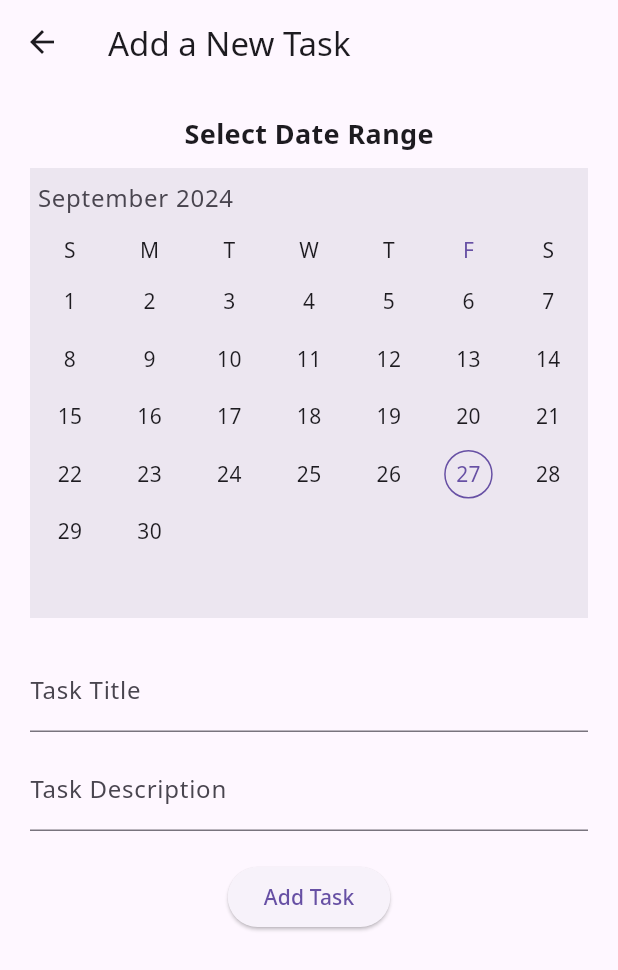
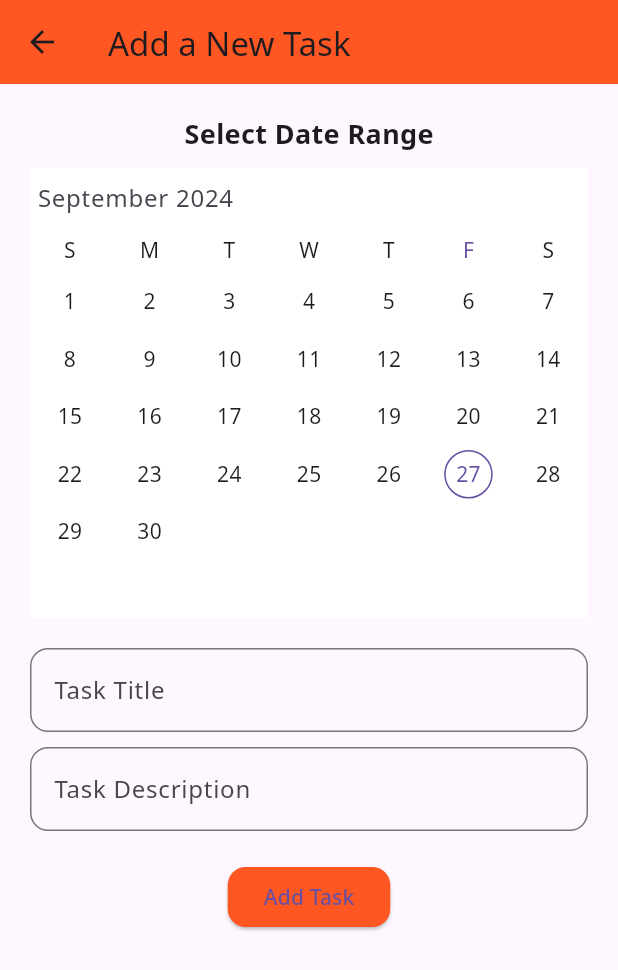
Before and after one commit to dakshgopani/code_copters, a Flutter app: the TaskManagementScreen screen opened directly with empty values, after a tap on the "add" icon, on a phone screen of 412 x 824 dp. Shown: the top 970 px of the screen. Run offline on Flutter 3.47's test engine with Material 3 defaults, Android fonts, the phone set to English and light mode, and no system bars; drawn by our look-alikes of syncfusion_flutter_datepicker; our stand-ins replace google_fonts.

Commit message:
final change of task

```diff
--- a/lib/task_management.dart
+++ b/lib/task_management.dart
@@ -1,5 +1,6 @@
 import 'package:flutter/material.dart';
 import 'package:syncfusion_flutter_datepicker/datepicker.dart';
+import 'package:google_fonts/google_fonts.dart'; // Import Google Fonts package
 import 'task_storage.dart'; // Import the task storage class
 import 'translation_service.dart'; // Import your translation service
 
@@ -84,12 +85,16 @@ class _TaskManagementScreenState extends State<TaskManagementScreen> {
   Widget build(BuildContext context) {
     return Scaffold(
       appBar: AppBar(
-        title: Text(_translatedTitle ?? 'Task Manager'),
+        title: Text(
+          _translatedTitle ?? 'Task Manager',
+          style: GoogleFonts.roboto(fontWeight: FontWeight.bold),
+        ),
+        backgroundColor:
+            Colors.deepOrangeAccent, // Orange theme color for the AppBar
       ),
       body: Padding(
-        padding: const EdgeInsets.all(0.0), // Make full screen
+        padding: const EdgeInsets.all(0.0), // Full-screen padding
         child: SingleChildScrollView(
-          // Add this to enable scrolling when keyboard opens
           child: Column(
             children: [
               Padding(
@@ -100,16 +105,24 @@ class _TaskManagementScreenState extends State<TaskManagementScreen> {
                       _searchQuery = query;
                     });
                   },
-                  decoration: const InputDecoration(
+                  decoration: InputDecoration(
                     labelText: 'Search Tasks',
-                    border: OutlineInputBorder(),
+                    labelStyle: GoogleFonts.roboto(color: Colors.grey),
+                    border: OutlineInputBorder(
+                      borderRadius: BorderRadius.circular(12.0),
+                    ),
+                    prefixIcon: Icon(Icons.search,
+                        color: Colors.deepOrange), // Orange icon
                   ),
                 ),
               ),
               _taskStorage.tasks.isEmpty
                   ? Center(
-                      child: Text(_translatedNoTasks ??
-                          'No tasks available. Add a task!'),
+                      child: Text(
+                        _translatedNoTasks ?? 'No tasks available. Add a task!',
+                        style: GoogleFonts.roboto(
+                            fontSize: 18, color: Colors.grey),
+                      ),
                     )
                   : ListView.builder(
                       itemCount: _taskStorage.tasks
@@ -117,10 +130,8 @@ class _TaskManagementScreenState extends State<TaskManagementScreen> {
                               .toLowerCase()
                               .contains(_searchQuery.toLowerCase()))
                           .length,
-                      shrinkWrap:
-                          true, // Ensure the ListView takes only the required space
-                      physics:
-                          NeverScrollableScrollPhysics(), // Disable scrolling for ListView
+                      shrinkWrap: true,
+                      physics: const NeverScrollableScrollPhysics(),
                       itemBuilder: (context, index) {
                         final filteredTasks = _taskStorage.tasks
                             .where((task) => task.name
@@ -149,17 +160,16 @@ class _TaskManagementScreenState extends State<TaskManagementScreen> {
       ),
       floatingActionButton: FloatingActionButton(
         onPressed: _showAddTaskModal,
-        tooltip: 'Add Task',
-        child: const Icon(Icons.add), // "+" icon
+        backgroundColor: Colors.deepOrange, // Orange theme color for FAB
+        child: const Icon(Icons.add, color: Colors.white),
       ),
     );
   }
 }
 
-// New screen for adding or editing a task
 class AddTaskScreen extends StatelessWidget {
   final Function(Task) onAddTask;
-  final Task? existingTask; // Optional existing task for editing
+  final Task? existingTask;
 
   const AddTaskScreen({super.key, required this.onAddTask, this.existingTask});
 
@@ -169,19 +179,17 @@ class AddTaskScreen extends StatelessWidget {
         TextEditingController(text: existingTask?.name);
     final TextEditingController descriptionController =
         TextEditingController(text: existingTask?.description);
-    DateTime? startDate =
-        existingTask?.startDate; // Use existing start date if editing
-    DateTime? endDate =
-        existingTask?.endDate; // Use existing end date if editing
+    DateTime? startDate = existingTask?.startDate;
+    DateTime? endDate = existingTask?.endDate;
 
     return Scaffold(
       appBar: AppBar(
         title: Text(existingTask == null ? 'Add a New Task' : 'Edit Task'),
+        backgroundColor: Colors.deepOrange, // Orange theme color for AppBar
       ),
       body: Padding(
         padding: const EdgeInsets.all(20.0),
         child: SingleChildScrollView(
-          // Add this to enable scrolling when keyboard opens
           child: Column(
             mainAxisSize: MainAxisSize.min,
             children: [
@@ -202,24 +210,37 @@ class AddTaskScreen extends StatelessWidget {
                   }
                 },
                 selectionMode: DateRangePickerSelectionMode.range,
+                backgroundColor: Colors.white, // Set consistent color
               ),
               const SizedBox(height: 20),
               TextField(
                 controller: titleController,
-                decoration: const InputDecoration(
+                decoration: InputDecoration(
                   labelText: 'Task Title',
+                  border: OutlineInputBorder(
+                    borderRadius: BorderRadius.circular(12),
+                  ),
                 ),
               ),
               const SizedBox(height: 10),
               TextField(
                 controller: descriptionController,
-                decoration: const InputDecoration(
+                decoration: InputDecoration(
                   labelText: 'Task Description',
+                  border: OutlineInputBorder(
+                    borderRadius: BorderRadius.circular(12),
+                  ),
                 ),
               ),
               const SizedBox(height: 20),
               ElevatedButton(
                 child: Text(existingTask == null ? 'Add Task' : 'Update Task'),
+                style: ElevatedButton.styleFrom(
+                  backgroundColor: Colors.deepOrange, // Custom color for button
+                  shape: RoundedRectangleBorder(
+                    borderRadius: BorderRadius.circular(12),
+                  ),
+                ),
                 onPressed: () {
                   String taskName = titleController.text;
                   String taskDescription = descriptionController.text;
@@ -244,7 +265,6 @@ class AddTaskScreen extends StatelessWidget {
   }
 }
 
-// Custom Task Card Widget
 class TaskCard extends StatelessWidget {
   final Task task;
   final int remainingDays;
@@ -264,20 +284,25 @@ class TaskCard extends StatelessWidget {
   @override
   Widget build(BuildContext context) {
     return Card(
-      elevation: 4,
+      elevation: 3,
       shape: RoundedRectangleBorder(
-        borderRadius: BorderRadius.circular(10),
+        borderRadius: BorderRadius.circular(15),
       ),
-      margin: const EdgeInsets.symmetric(vertical: 8),
+      margin: const EdgeInsets.symmetric(vertical: 8, horizontal: 16),
       child: Padding(
         padding: const EdgeInsets.all(16.0),
-        child: Row(
+        child: Column(
+          crossAxisAlignment: CrossAxisAlignment.start,
+          children: [
+            Row(
+              crossAxisAlignment: CrossAxisAlignment.start,
               children: [
                 Checkbox(
                   value: task.isCompleted,
                   onChanged: (value) {
-                onToggleCompletion(); // Toggle completion state
+                    onToggleCompletion();
                   },
+                  activeColor: Colors.deepOrange, // Orange checkbox color
                 ),
                 Expanded(
                   child: Column(
@@ -285,22 +310,21 @@ class TaskCard extends StatelessWidget {
                     children: [
                       Text(
                         task.name,
-                    style: TextStyle(
+                        style: GoogleFonts.roboto(
                           fontSize: 18,
                           fontWeight: FontWeight.bold,
-                      decoration:
-                          task.isCompleted ? TextDecoration.lineThrough : null,
+                          decoration: task.isCompleted
+                              ? TextDecoration.lineThrough
+                              : null,
                         ),
                       ),
-                  const SizedBox(height: 5),
+                      const SizedBox(height: 4),
                       Text(
                         task.description,
-                    style: const TextStyle(fontSize: 16),
+                        style: GoogleFonts.roboto(
+                          fontSize: 14,
+                          color: Colors.grey,
                         ),
-                  const SizedBox(height: 10),
-                  Text(
-                    'Remaining Days: $remainingDays',
-                    style: const TextStyle(color: Colors.grey),
                       ),
                     ],
                   ),
@@ -308,9 +332,9 @@ class TaskCard extends StatelessWidget {
                 PopupMenuButton<int>(
                   onSelected: (value) {
                     if (value == 0) {
-                  onEdit(); // Edit task
+                      onEdit();
                     } else if (value == 1) {
-                  onDelete(); // Delete task
+                      onDelete();
                     }
                   },
                   itemBuilder: (context) => [
@@ -323,11 +347,61 @@ class TaskCard extends StatelessWidget {
                       child: Text('Delete Task'),
                     ),
                   ],
-              icon: const Icon(Icons.more_vert),
+                  icon: const Icon(Icons.more_vert, color: Colors.deepOrange),
+                ),
+              ],
+            ),
+            const SizedBox(height: 10),
+            // Date range container styled similar to the image
+            Container(
+              padding: const EdgeInsets.symmetric(vertical: 8, horizontal: 12),
+              decoration: BoxDecoration(
+                color:
+                    Colors.deepOrange.shade50, // Light orange shade for the box
+                borderRadius: BorderRadius.circular(10),
+              ),
+              child: Row(
+                children: [
+                  const Icon(Icons.calendar_today,
+                      color: Colors.deepOrange, size: 16),
+                  const SizedBox(width: 8),
+                  Text(
+                    '${formatDate(task.startDate)} - ${formatDate(task.endDate)}',
+                    style: GoogleFonts.roboto(
+                      fontSize: 14,
+                      color: Colors.deepOrange,
+                    ),
+                  ),
+                ],
+              ),
             ),
           ],
         ),
       ),
     );
   }
+
+  String formatDate(DateTime date) {
+    // You can use any date formatting package like intl
+    return '${date.day} ${monthAbbreviation(date.month)}, ${date.year}';
   }
+
+  String monthAbbreviation(int month) {
+    // Returns month abbreviation based on month number
+    const List<String> months = [
+      'Jan',
+      'Feb',
+      'Mar',
+      'Apr',
+      'May',
+      'Jun',
+      'Jul',
+      'Aug',
+      'Sep',
+      'Oct',
+      'Nov',
+      'Dec'
+    ];
+    return months[month - 1];
+  }
+}
```
Lines whose indentation alone changed are shown as unchanged.
